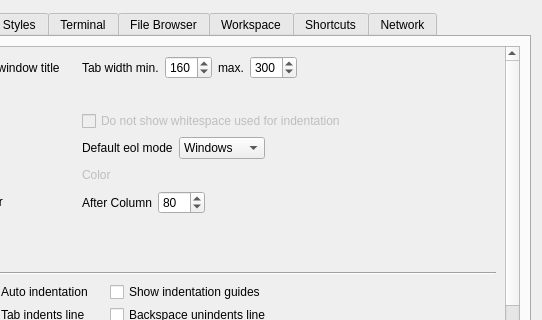
ctaggart/octave, file libgui/src/settings-dialog.ui: the form before one commit; both pictures show x 178 to 720 and y 0 to 320 of the 720 by 480 pixel window.
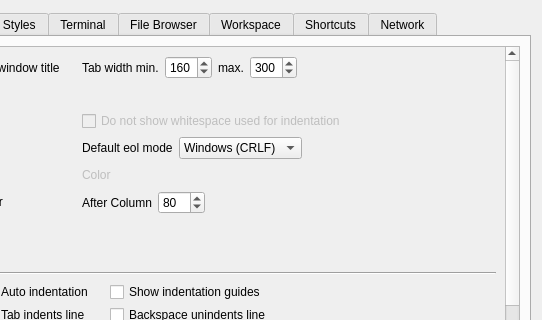
The form after the commit.

Commit message:
reorder eol modes in the editor settings
* settings-dialog.ui: order the eol mode such that their indexes correspond
  to the values of the enum value in scintilla

* file-editor-tab.cc (detect_eol_mode): use settings or OS eol mode as default
  if no detection is possible (e.g. empty file);
  (new_file): use static cast from int to eol enum instead of array

* settings-dialog.cc (constructor): choose 2 (EolUnix) as default eol mode if
  qscintilla is not available

branch : gui-release

What changed in the file:
```diff
--- a/libgui/src/settings-dialog.ui
+++ b/libgui/src/settings-dialog.ui
@@ -697,14 +697,14 @@
                  <item>
                   <widget class="QComboBox" name="combo_eol_mode">
                    <property name="sizeAdjustPolicy">
-                    <enum>QComboBox::AdjustToMinimumContentsLength</enum>
+                    <enum>QComboBox::AdjustToContents</enum>
                    </property>
                    <property name="minimumContentsLength">
                     <number>7</number>
                    </property>
                    <item>
                     <property name="text">
-                     <string>Windows</string>
+                     <string>Windows (CRLF)</string>
                     </property>
                    </item>
                    <item>
```
Left out of the diff: 28 changed lines with no effect on the pictures. The commit also changes 2 other files.
